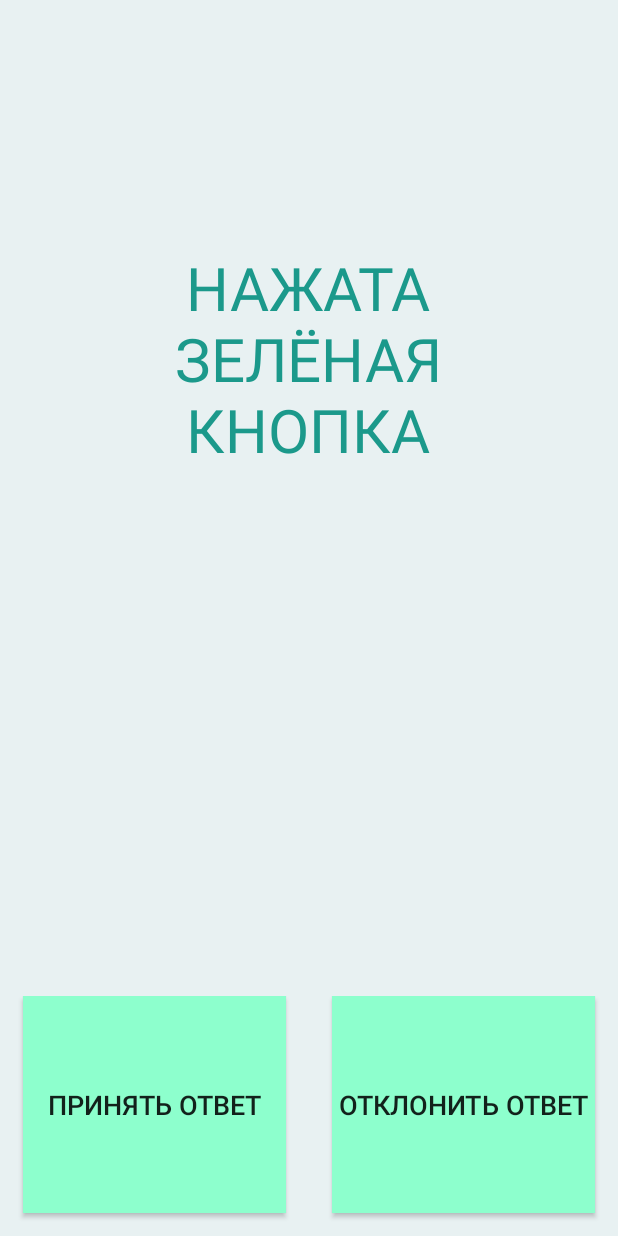
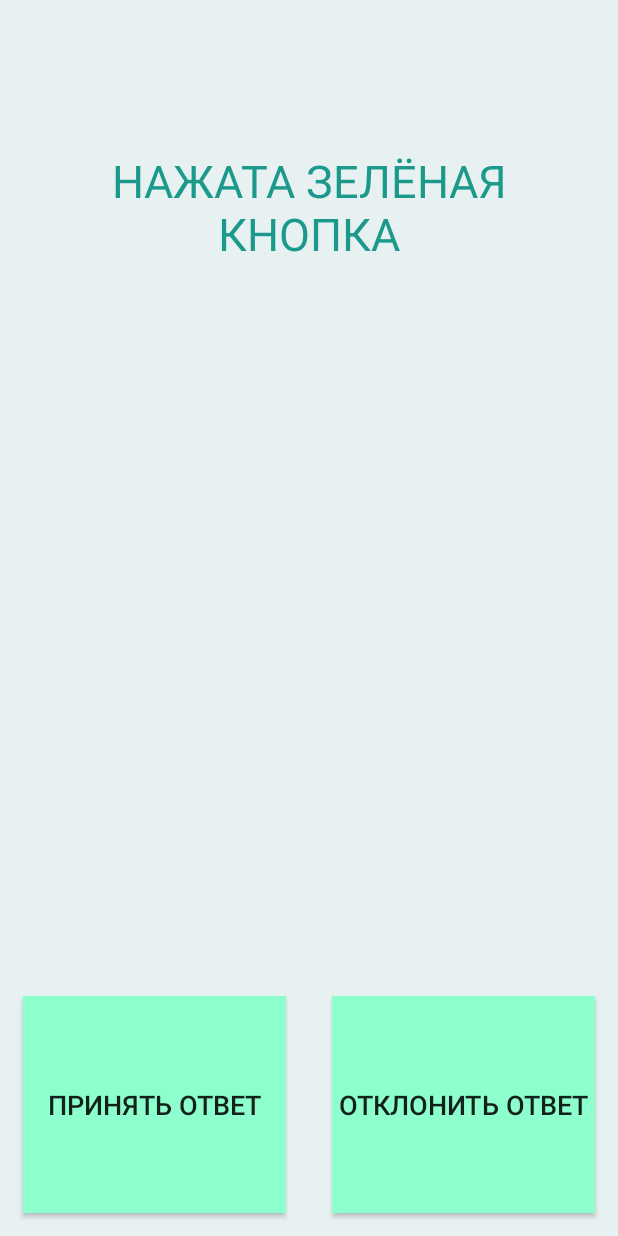
Before and after one commit to IgorSmirnov42/BrainRing, an Android app: the JudgingActivity screen opened directly, with no data from a screen before it, on a phone screen of 412 x 824 dp. Run offline under Robolectric (Android 15) with nearby library versions, the phone set to English and light mode, and no system bars; 1 statement that could not run was skipped.

Commit message:
fix judging layout

```diff
--- a/app/src/main/res/layout/activity_judging.xml
+++ b/app/src/main/res/layout/activity_judging.xml
@@ -45,16 +45,17 @@
 
     <TextView
         android:id="@+id/answeringId"
-        android:layout_width="279dp"
-        android:layout_height="196dp"
-        android:layout_marginTop="8dp"
-        android:layout_marginBottom="460dp"
+        android:layout_width="316dp"
+        android:layout_height="261dp"
+        android:layout_marginStart="15dp"
+        android:layout_marginTop="100dp"
+        android:layout_marginEnd="15dp"
+        android:layout_marginBottom="344dp"
         android:textAlignment="center"
-        android:textSize="40sp"
+        android:textSize="30sp"
         app:layout_constraintBottom_toBottomOf="parent"
         app:layout_constraintEnd_toEndOf="parent"
-        app:layout_constraintHorizontal_bias="0.496"
         app:layout_constraintStart_toStartOf="parent"
         app:layout_constraintTop_toTopOf="parent"
-        app:layout_constraintVertical_bias="0.98" />
+        app:layout_constraintVertical_bias="0.0" />
 </android.support.constraint.ConstraintLayout>
```
